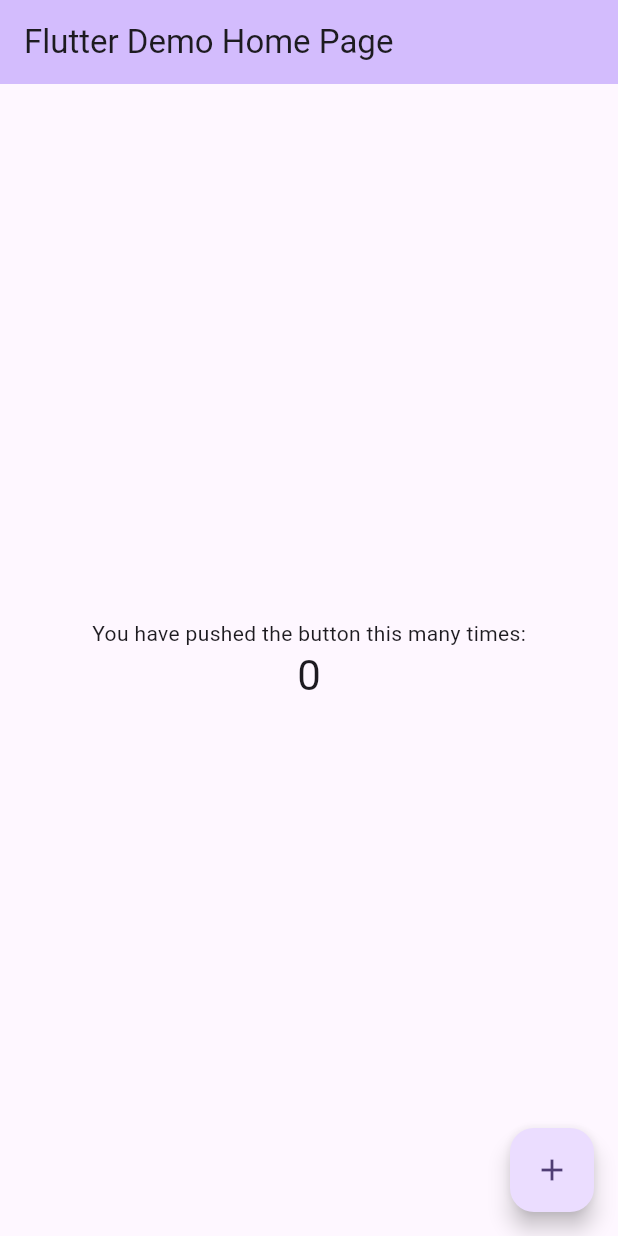
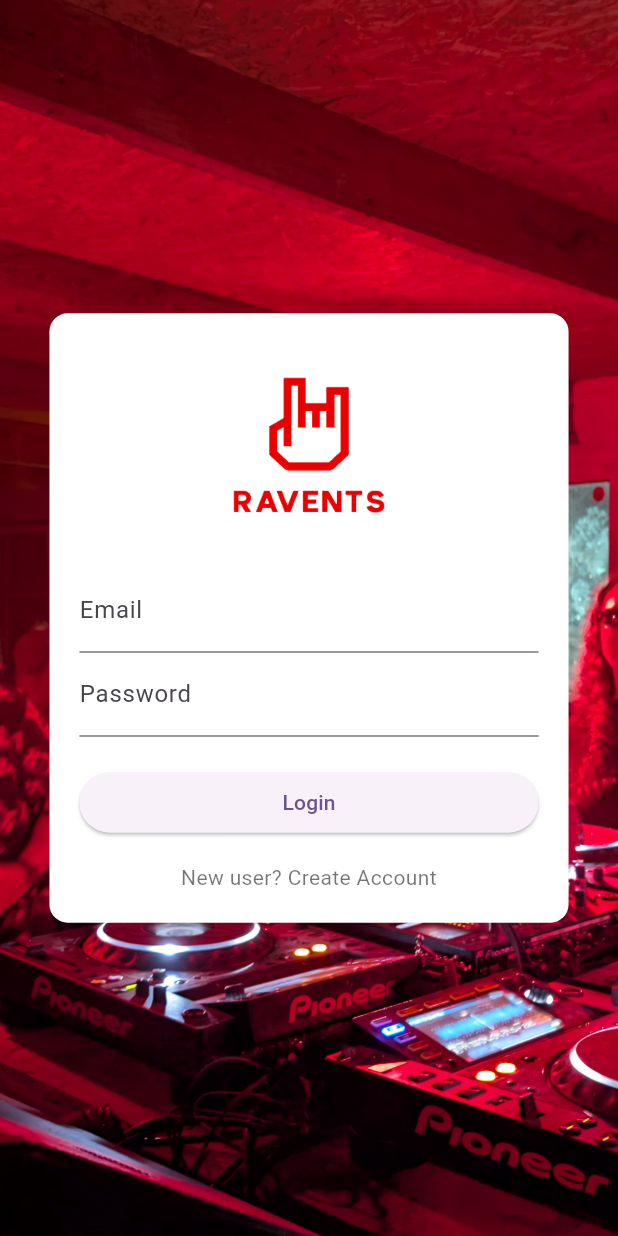
Before and after one commit to carlosfc02/PIGS, a Flutter app: the screen it shows after launch, on a phone screen of 412 x 824 dp. Run offline on Flutter 3.47's test engine with Material 3 defaults, Android fonts, the phone set to English and light mode, and no system bars.

Commit message:
Changed Login Button

```diff
--- a/lib/main.dart
+++ b/lib/main.dart
@@ -1,4 +1,6 @@
 import 'package:flutter/material.dart';
+import '/src/feature_login/login_screen.dart'; // <-- Make sure this file exists and is correctly named
+// import 'register_screen.dart'; // Optional, if you plan to navigate
 
 void main() {
   runApp(const MyApp());
@@ -7,116 +9,16 @@ void main() {
 class MyApp extends StatelessWidget {
   const MyApp({super.key});
 
-  // This widget is the root of your application.
   @override
   Widget build(BuildContext context) {
     return MaterialApp(
-      title: 'Flutter Demo',
+      title: 'Ravents Auth',
+      debugShowCheckedModeBanner: false,
       theme: ThemeData(
-        // This is the theme of your application.
-        //
-        // TRY THIS: Try running your application with "flutter run". You'll see
-        // the application has a purple toolbar. Then, without quitting the app,
-        // try changing the seedColor in the colorScheme below to Colors.green
-        // and then invoke "hot reload" (save your changes or press the "hot
-        // reload" button in a Flutter-supported IDE, or press "r" if you used
-        // the command line to start the app).
-        //
-        // Notice that the counter didn't reset back to zero; the application
-        // state is not lost during the reload. To reset the state, use hot
-        // restart instead.
-        //
-        // This works for code too, not just values: Most code changes can be
-        // tested with just a hot reload.
         colorScheme: ColorScheme.fromSeed(seedColor: Colors.deepPurple),
+        useMaterial3: true,
       ),
-      home: const MyHomePage(title: 'Flutter Demo Home Page'),
+      home: const LoginScreen(), // <--- Set the new login screen here
     );
   }
 }
-
-class MyHomePage extends StatefulWidget {
-  const MyHomePage({super.key, required this.title});
-
-  // This widget is the home page of your application. It is stateful, meaning
-  // that it has a State object (defined below) that contains fields that affect
-  // how it looks.
-
-  // This class is the configuration for the state. It holds the values (in this
-  // case the title) provided by the parent (in this case the App widget) and
-  // used by the build method of the State. Fields in a Widget subclass are
-  // always marked "final".
-
-  final String title;
-
-  @override
-  State<MyHomePage> createState() => _MyHomePageState();
-}
-
-class _MyHomePageState extends State<MyHomePage> {
-  int _counter = 0;
-
-  void _incrementCounter() {
-    setState(() {
-      // This call to setState tells the Flutter framework that something has
-      // changed in this State, which causes it to rerun the build method below
-      // so that the display can reflect the updated values. If we changed
-      // _counter without calling setState(), then the build method would not be
-      // called again, and so nothing would appear to happen.
-      _counter++;
-    });
-  }
-
-  @override
-  Widget build(BuildContext context) {
-    // This method is rerun every time setState is called, for instance as done
-    // by the _incrementCounter method above.
-    //
-    // The Flutter framework has been optimized to make rerunning build methods
-    // fast, so that you can just rebuild anything that needs updating rather
-    // than having to individually change instances of widgets.
-    return Scaffold(
-      appBar: AppBar(
-        // TRY THIS: Try changing the color here to a specific color (to
-        // Colors.amber, perhaps?) and trigger a hot reload to see the AppBar
-        // change color while the other colors stay the same.
-        backgroundColor: Theme.of(context).colorScheme.inversePrimary,
-        // Here we take the value from the MyHomePage object that was created by
-        // the App.build method, and use it to set our appbar title.
-        title: Text(widget.title),
-      ),
-      body: Center(
-        // Center is a layout widget. It takes a single child and positions it
-        // in the middle of the parent.
-        child: Column(
-          // Column is also a layout widget. It takes a list of children and
-          // arranges them vertically. By default, it sizes itself to fit its
-          // children horizontally, and tries to be as tall as its parent.
-          //
-          // Column has various properties to control how it sizes itself and
-          // how it positions its children. Here we use mainAxisAlignment to
-          // center the children vertically; the main axis here is the vertical
-          // axis because Columns are vertical (the cross axis would be
-          // horizontal).
-          //
-          // TRY THIS: Invoke "debug painting" (choose the "Toggle Debug Paint"
-          // action in the IDE, or press "p" in the console), to see the
-          // wireframe for each widget.
-          mainAxisAlignment: MainAxisAlignment.center,
-          children: <Widget>[
-            const Text('You have pushed the button this many times:'),
-            Text(
-              '$_counter',
-              style: Theme.of(context).textTheme.headlineMedium,
-            ),
-          ],
-        ),
-      ),
-      floatingActionButton: FloatingActionButton(
-        onPressed: _incrementCounter,
-        tooltip: 'Increment',
-        child: const Icon(Icons.add),
-      ), // This trailing comma makes auto-formatting nicer for build methods.
-    );
-  }
-}
--- /dev/null
+++ b/lib/src/feature_login/login_screen.dart
@@ -0,0 +1,103 @@
+import 'package:flutter/material.dart';
+
+class LoginScreen extends StatefulWidget {
+  const LoginScreen({super.key});
+
+  @override
+  State<LoginScreen> createState() => _LoginScreenState();
+}
+
+class _LoginScreenState extends State<LoginScreen> {
+  final _formKey = GlobalKey<FormState>();
+  final _emailController = TextEditingController();
+  final _passwordController = TextEditingController();
+
+  @override
+  void dispose() {
+    _emailController.dispose();
+    _passwordController.dispose();
+    super.dispose();
+  }
+
+  @override
+  Widget build(BuildContext context) {
+    final screenWidth = MediaQuery.of(context).size.width;
+    final screenHeight = MediaQuery.of(context).size.height;
+
+    return Scaffold(
+      backgroundColor: Colors.transparent,
+      body: Stack(
+        children: [
+          Positioned.fill(
+            child: Image.asset(
+              'assets/images/background_register.jpg', // reuse background
+              fit: BoxFit.cover,
+            ),
+          ),
+          SafeArea(
+            child: Center(
+              child: SingleChildScrollView(
+                padding: EdgeInsets.symmetric(
+                  horizontal: screenWidth * 0.08,
+                  vertical: screenHeight * 0.05,
+                ),
+                child: Container(
+                  width: double.infinity,
+                  padding: const EdgeInsets.all(20),
+                  decoration: BoxDecoration(
+                    color: Colors.white,
+                    borderRadius: BorderRadius.circular(12),
+                  ),
+                  child: Form(
+                    key: _formKey,
+                    child: Column(
+                      mainAxisSize: MainAxisSize.min,
+                      children: [
+                        Image.asset(
+                          'assets/images/appLogo2.png',
+                          width: screenWidth * 0.35,
+                        ),
+                        const SizedBox(height: 16),
+                        TextFormField(
+                          controller: _emailController,
+                          decoration: const InputDecoration(labelText: 'Email'),
+                          validator: (value) =>
+                              value == null || value.isEmpty ? 'Please enter your email' : null,
+                        ),
+                        TextFormField(
+                          controller: _passwordController,
+                          decoration: const InputDecoration(labelText: 'Password'),
+                          obscureText: true,
+                          validator: (value) =>
+                              value == null || value.isEmpty ? 'Please enter your password' : null,
+                        ),
+                        const SizedBox(height: 20),
+                        SizedBox(
+                          width: double.infinity,
+                          child: ElevatedButton(
+                            onPressed: () {
+                              if (_formKey.currentState!.validate()) {
+                                // Handle login logic
+                              }
+                            },
+                            child: const Text('Login'),
+                          ),
+                        ),
+                        const SizedBox(height: 16),
+                        const Text(
+                          'New user? Create Account',
+                          textAlign: TextAlign.center,
+                          style: TextStyle(color: Colors.black54),
+                        ),
+                      ],
+                    ),
+                  ),
+                ),
+              ),
+            ),
+          ),
+        ],
+      ),
+    );
+  }
+}
```
Also changed, not shown: assets/images/appLogo2.png (added), assets/images/background_register.jpg (added).
